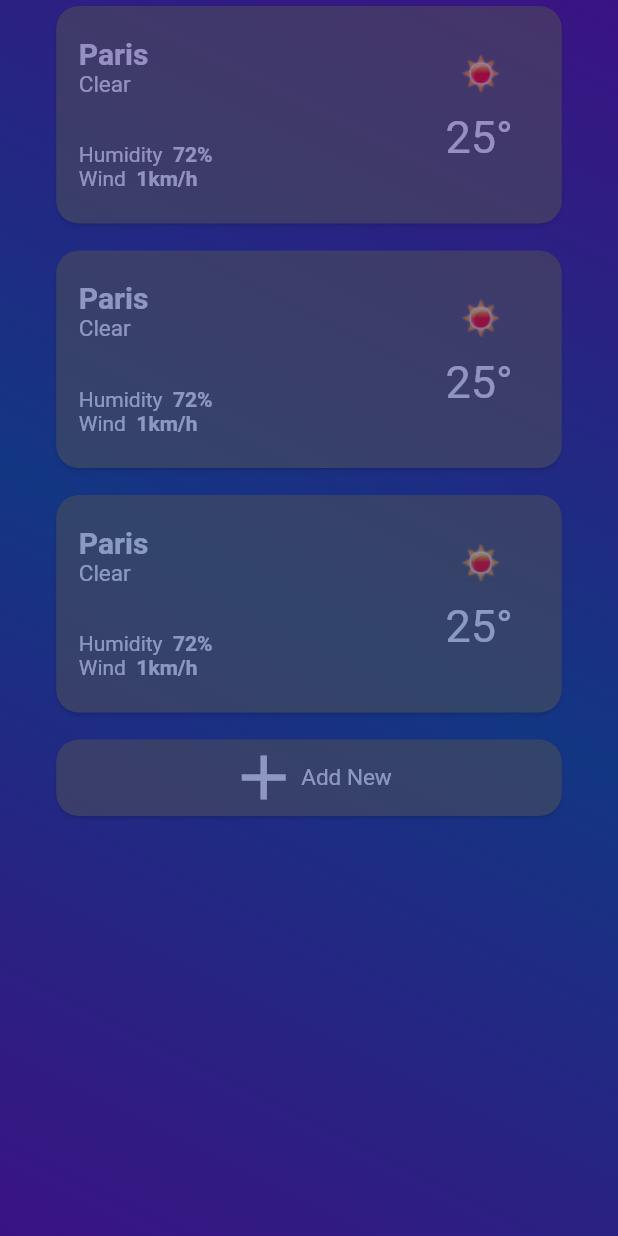
After one commit to PatrickOjiambo/pdf_reader, a Flutter app: the screen it shows after launch, after a tap on the "menu" icon, on a phone screen of 412 x 824 dp. The commit adds this screen. Run offline on Flutter 3.47's test engine with Material 2 defaults, Android fonts, the phone set to English and light mode, and no system bars; our stand-ins replace flutter_dotenv.

Commit message:
feat: Menu page

```diff
--- a/lib/components/components.dart
+++ b/lib/components/components.dart
@@ -1,7 +1,8 @@
 import "package:flutter/material.dart";
+import "package:ui_challenge/components/menu.dart";
 
 //The top section of the main screen
-Row top() {
+Row top(BuildContext context) {
   return Row(
     children: [
       Row(
@@ -14,10 +15,18 @@ Row top() {
         ],
       ),
       const Spacer(),
-      const Icon(
-        Icons.menu,
-        color: Colors.white,
-        size: 20,
+      InkWell(
+        onTap: () {
+          Navigator.push(
+            context,
+            MaterialPageRoute(builder: (context) => const Menu()),
+          );
+        },
+        child: const Icon(
+          Icons.menu,
+          color: Colors.white,
+          size: 20,
+        ),
       )
     ],
   );
--- a/lib/components/frame.dart
+++ b/lib/components/frame.dart
@@ -25,7 +25,7 @@ class _FrameState extends State<Frame> {
           padding: const EdgeInsets.fromLTRB(10, 30, 10, 0),
           child: Column(
             children: [
-              top(),
+              top(context),
               const SizedBox(
                 height: 20,
               ),
--- /dev/null
+++ b/lib/components/menu.dart
@@ -0,0 +1,167 @@
+import 'package:flutter/material.dart';
+
+class Menu extends StatefulWidget {
+  const Menu({super.key});
+
+  @override
+  State<Menu> createState() => _MenuState();
+}
+
+class _MenuState extends State<Menu> {
+  @override
+  Widget build(BuildContext context) {
+    SizedBox data() {
+      return SizedBox(
+          width: 345,
+          height: 153,
+          child: Opacity(
+              opacity: 0.5,
+              child: Card(
+                  color: const Color(0xFF535353),
+                  shape: const RoundedRectangleBorder(
+                    borderRadius: BorderRadius.all(Radius.circular(15.0)),
+                  ),
+                  child: Padding(
+                    padding: const EdgeInsets.fromLTRB(15, 20, 15, 0),
+                    child: Row(
+                      mainAxisAlignment: MainAxisAlignment.spaceBetween,
+                      children: [
+                        Column(
+                          crossAxisAlignment: CrossAxisAlignment.start,
+                          children: [
+                            const Text(
+                              "Paris",
+                              style: TextStyle(
+                                  fontSize: 20,
+                                  fontWeight: FontWeight.bold,
+                                  color: Colors.white),
+                            ),
+                            const Text(
+                              "Clear",
+                              style: TextStyle(
+                                  fontSize: 15,
+                                  fontWeight: FontWeight.normal,
+                                  color: Colors.white),
+                            ),
+                            const SizedBox(
+                              height: 30,
+                            ),
+                            Row(
+                              children: const [
+                                Text(
+                                  "Humidity",
+                                  style: TextStyle(
+                                      fontWeight: FontWeight.w400,
+                                      color: Colors.white),
+                                ),
+                                Text(
+                                  "  72%",
+                                  style: TextStyle(
+                                      fontWeight: FontWeight.w700,
+                                      color: Colors.white),
+                                ),
+                              ],
+                            ),
+                            Row(
+                              children: const [
+                                Text(
+                                  "Wind",
+                                  style: TextStyle(
+                                      fontWeight: FontWeight.w400,
+                                      color: Colors.white),
+                                ),
+                                Text(
+                                  "  1km/h",
+                                  style: TextStyle(
+                                      fontWeight: FontWeight.w700,
+                                      color: Colors.white),
+                                ),
+                              ],
+                            ),
+                          ],
+                        ),
+                        Column(
+                          children: const [
+                            Image(
+                              image: AssetImage("assets/images/sunny.png"),
+                              width: 80,
+                              height: 50,
+                            ),
+                            Text(
+                              "25°",
+                              style: TextStyle(
+                                  fontSize: 30,
+                                  fontWeight: FontWeight.normal,
+                                  color: Colors.white),
+                            ),
+                          ],
+                        ),
+                      ],
+                    ),
+                  ))));
+    }
+
+    Opacity addNew() {
+      return Opacity(
+          opacity: 0.5,
+          child: SizedBox(
+              width: 345,
+              height: 59,
+              child: Card(
+                  color: const Color(0xFF535353),
+                  shape: const RoundedRectangleBorder(
+                    borderRadius: BorderRadius.all(Radius.circular(15.0)),
+                  ),
+                  child: Row(
+                    mainAxisAlignment: MainAxisAlignment.center,
+                    children: [
+                      Row(
+                        mainAxisAlignment: MainAxisAlignment.center,
+                        children: const [
+                          Icon(
+                            Icons.add,
+                            color: Colors.white,
+                            size: 50,
+                          ),
+                          Text(
+                            "Add New",
+                            style: TextStyle(
+                                fontSize: 15,
+                                fontWeight: FontWeight.normal,
+                                color: Colors.white),
+                          ),
+                        ],
+                      ),
+                    ],
+                  ))));
+    }
+
+    return Container(
+      decoration: const BoxDecoration(
+        gradient: LinearGradient(colors: [
+          Color.fromARGB(255, 58, 19, 131),
+          Color.fromARGB(255, 19, 54, 131),
+          Color.fromARGB(255, 58, 19, 131),
+        ], begin: Alignment.topRight, end: Alignment.bottomLeft),
+      ),
+      child: Column(
+        children: [
+          data(),
+          const SizedBox(
+            height: 10,
+          ),
+          data(),
+          const SizedBox(
+            height: 10,
+          ),
+
+          data(),
+          const SizedBox(
+            height: 10,
+          ),
+          addNew(),
+        ],
+      ),
+    );
+  }
+}
--- a/lib/main.dart
+++ b/lib/main.dart
@@ -1,7 +1,9 @@
 import 'package:flutter/material.dart';
 import 'package:ui_challenge/components/frame.dart';
+import 'package:flutter_dotenv/flutter_dotenv.dart';
 
-void main() {
+Future main() async{
+  await dotenv.load(fileName: ".env");
   runApp(const MyApp());
 }
 
--- a/pubspec.yaml
+++ b/pubspec.yaml
@@ -35,6 +35,9 @@ dependencies:
   # The following adds the Cupertino Icons font to your application.
   # Use with the CupertinoIcons class for iOS style icons.
   cupertino_icons: ^1.0.2
+  http: ^0.13.6
+  flutter_dotenv: ^5.1.0
+  path_provider: ^2.1.1
 
 dev_dependencies:
   flutter_test:
@@ -61,6 +64,7 @@ flutter:
   # To add assets to your application, add an assets section, like this:
   assets:
     - assets/images/
+    - .env
 
 
   # An image asset can refer to one or more resolution-specific "variants", see
--- /dev/null
+++ b/urls.txt
@@ -0,0 +1,2 @@
+4-days-forecast =  http://api.weatherapi.com/v1/forecast.json?key=31d9b064ba1f4a2490f190950230811&q=Nairobi&days=4&aqi=no&alerts=no
+current = http://api.weatherapi.com/v1/current.json?key=31d9b064ba1f4a2490f190950230811&q=London&aqi=no
```
Also changed, not shown: lib/components/data.dart (added, +62 -0 lines), lib/provider/current_provider.dart (added), lib/provider/forecast_provider.dart (added), pubspec.lock, 3 other files.
